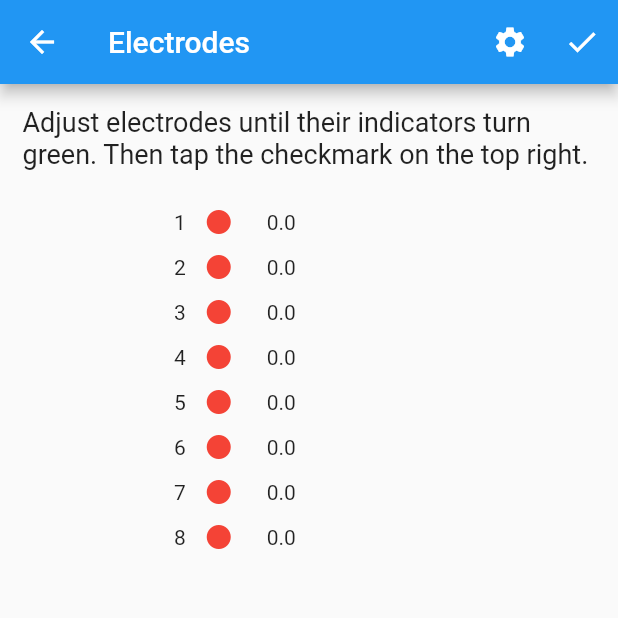
After one commit to CykoDev/SmartEEG, a Flutter app: the ElectrodesScreen screen opened by its route, on a phone screen of 412 x 824 dp, the top half of it. The commit adds this screen. Run offline on Flutter 3.47's test engine with Material 2 defaults, Android fonts, the phone set to English and light mode, and no system bars; our stand-ins replace csv, file_picker, settings_ui, syncfusion_flutter_charts, wakelock; missing offline and left inert: simple_permissions.

Commit message:
create electrodes screen, open csv file

```diff
--- a/eeglab/lib/data/variables.dart
+++ b/eeglab/lib/data/variables.dart
@@ -1,6 +1,7 @@
 import 'dart:io';
 
 String path = 'Tap to choose path...';
+bool pathChosen = false;
 File openedFile;
 String openedFileName;
 bool dyn = true;
--- a/eeglab/lib/main.dart
+++ b/eeglab/lib/main.dart
@@ -1,7 +1,7 @@
 import 'package:flutter/material.dart';
 
 import 'screens/channel_data_screen.dart';
-import 'screens/heatmap_screen.dart';
+import 'screens/electrodes_screen.dart';
 import 'screens/pairing_screen.dart';
 import 'screens/settings_screen.dart';
 import 'screens/signal_data_screen.dart';
@@ -24,7 +24,7 @@ class MyApp extends StatelessWidget {
         HomeScreen.routeName: (ctx) => HomeScreen(),
         CSVFileScreen.routeName: (ctx) => CSVFileScreen(),
         EEGFileScreen.routeName: (ctx) => EEGFileScreen(),
-        HeatmapScreen.routeName: (ctx) => HeatmapScreen(),
+        ElectrodesScreen.routeName: (ctx) => ElectrodesScreen(),
         PairingScreen.routeName: (ctx) => PairingScreen(),
         SettingsScreen.routeName: (ctx) => SettingsScreen(),
         SignalDataScreen.routeName: (ctx) => SignalDataScreen(),
--- /dev/null
+++ b/eeglab/lib/screens/electrodes_screen.dart
@@ -0,0 +1,295 @@
+import 'package:flutter/material.dart';
+import 'dart:math';
+import 'package:flutter/services.dart';
+import 'package:http/http.dart' as http;
+
+import '../models/EEGData.dart';
+
+import 'settings_screen.dart';
+import 'signal_data_screen.dart';
+import 'pairing_screen.dart';
+
+const MethodChannel signalPlatform =
+    MethodChannel("samples.flutter.dev/bluetooth");
+
+class ElectrodesScreen extends StatefulWidget {
+  static String routeName = '/heatmap';
+
+  @override
+  _ElectrodesScreenState createState() => _ElectrodesScreenState();
+}
+
+class _ElectrodesScreenState extends State<ElectrodesScreen> {
+  String _outputString = 'File Format';
+  double height = 30;
+  double width = 180;
+  List<double> _v = [0, 0, 0, 0, 0, 0, 0, 0];
+  List<bool> _b = [false, false, false, false, false, false, false, false];
+
+  int counter = 1;
+
+  @override
+  void initState() {
+    // TODO: implement initState
+    super.initState();
+
+    List<EEGData> list = [];
+
+    streamController.stream.listen((data) {
+      list.add(data);
+      if (counter == 100) {
+        List<double> sumSq = [0, 0, 0, 0, 0, 0, 0, 0];
+        for (EEGData item in list) {
+          for (int i = 0; i < 8; i++) {
+            sumSq[i] += pow(item.data[i] * 0.02235, 2);
+          }
+        }
+        List<bool> vals = [
+          false,
+          false,
+          false,
+          false,
+          false,
+          false,
+          false,
+          false
+        ];
+        for (int i = 0; i < 8; i++) {
+          sumSq[i] = sqrt(sumSq[i] / 100) / 0.006;
+          vals[i] = sumSq[i] < 7000;
+        }
+        list.removeAt(0);
+        setState(() {
+          _v = sumSq;
+          _b = vals;
+        });
+      } else {
+        counter += 1;
+      }
+    });
+  }
+
+  @override
+  Widget build(BuildContext context) {
+    return Scaffold(
+      appBar: AppBar(
+        leading: BackButton(),
+        title: Text(
+          'Electrodes',
+        ),
+        actions: <Widget>[
+          IconButton(
+            icon: Icon(
+              Icons.settings,
+            ),
+            onPressed: () =>
+                Navigator.of(context).pushNamed(SettingsScreen.routeName),
+          ),
+          IconButton(
+            icon: Icon(
+              Icons.check,
+            ),
+            onPressed: () async {
+              if (_b[0] &&
+                  _b[1] &&
+                  _b[2] &&
+                  _b[3] &&
+                  _b[4] &&
+                  _b[5] &&
+                  _b[6] &&
+                  _b[7]) {
+                String recvMsg =
+                    await signalPlatform.invokeMethod("sendSignal");
+                if (recvMsg == "Signal Sent") {
+                  Navigator.of(context).pushNamed(SignalDataScreen.routeName);
+                } else {
+                  ScaffoldMessenger.of(context).showSnackBar(SnackBar(
+                      content: Text(
+                    "Couldn't switch to EEG data signals",
+                  )));
+                }
+              } else {
+                ScaffoldMessenger.of(context).showSnackBar(SnackBar(
+                  content: Text("Electrodes aren't adjusted properly"),
+                  action: SnackBarAction(
+                      label: "IGNORE",
+                      onPressed: () => Navigator.of(context)
+                          .pushNamed(SignalDataScreen.routeName)),
+                ));
+              }
+            },
+          ),
+        ],
+      ),
+      body: Padding(
+        padding: const EdgeInsets.all(15.0),
+        child: Column(
+          crossAxisAlignment: CrossAxisAlignment.center,
+          children: [
+            Text(
+              "Adjust electrodes until their indicators turn green. Then tap the checkmark on the top right.",
+              style: TextStyle(
+                fontSize: 18,
+              ),
+            ),
+            SizedBox(
+              height: 20,
+            ),
+            Container(
+              alignment: Alignment.center,
+              height: height,
+              width: width,
+              child: Row(
+                children: [
+                  Text("1"),
+                  SizedBox(width: 10),
+                  Icon(
+                    Icons.fiber_manual_record_rounded,
+                    color: _b[0] ? Colors.green : Colors.red,
+                  ),
+                  SizedBox(
+                    width: 20,
+                  ),
+                  Text(_v[0].toString()),
+                ],
+              ),
+            ),
+            Container(
+              alignment: Alignment.center,
+              height: height,
+              width: width,
+              child: Row(
+                children: [
+                  Text("2"),
+                  SizedBox(width: 10),
+                  Icon(
+                    Icons.fiber_manual_record_rounded,
+                    color: _b[1] ? Colors.green : Colors.red,
+                  ),
+                  SizedBox(
+                    width: 20,
+                  ),
+                  Text(_v[1].toString()),
+                ],
+              ),
+            ),
+            Container(
+              alignment: Alignment.center,
+              height: height,
+              width: width,
+              child: Row(
+                children: [
+                  Text("3"),
+                  SizedBox(width: 10),
+                  Icon(
+                    Icons.fiber_manual_record_rounded,
+                    color: _b[2] ? Colors.green : Colors.red,
+                  ),
+                  SizedBox(
+                    width: 20,
+                  ),
+                  Text(_v[2].toString()),
+                ],
+              ),
+            ),
+            Container(
+              alignment: Alignment.center,
+              height: height,
+              width: width,
+              child: Row(
+                children: [
+                  Text("4"),
+                  SizedBox(width: 10),
+                  Icon(
+                    Icons.fiber_manual_record_rounded,
+                    color: _b[3] ? Colors.green : Colors.red,
+                  ),
+                  SizedBox(
+                    width: 20,
+                  ),
+                  Text(_v[3].toString()),
+                ],
+              ),
+            ),
+            Container(
+              alignment: Alignment.center,
+              height: height,
+              width: width,
+              child: Row(
+                children: [
+                  Text("5"),
+                  SizedBox(width: 10),
+                  Icon(
+                    Icons.fiber_manual_record_rounded,
+                    color: _b[4] ? Colors.green : Colors.red,
+                  ),
+                  SizedBox(
+                    width: 20,
+                  ),
+                  Text(_v[4].toString()),
+                ],
+              ),
+            ),
+            Container(
+              alignment: Alignment.center,
+              height: height,
+              width: width,
+              child: Row(
+                children: [
+                  Text("6"),
+                  SizedBox(width: 10),
+                  Icon(
+                    Icons.fiber_manual_record_rounded,
+                    color: _b[5] ? Colors.green : Colors.red,
+                  ),
+                  SizedBox(
+                    width: 20,
+                  ),
+                  Text(_v[5].toString()),
+                ],
+              ),
+            ),
+            Container(
+              alignment: Alignment.center,
+              height: height,
+              width: width,
+              child: Row(
+                children: [
+                  Text("7"),
+                  SizedBox(width: 10),
+                  Icon(
+                    Icons.fiber_manual_record_rounded,
+                    color: _b[6] ? Colors.green : Colors.red,
+                  ),
+                  SizedBox(
+                    width: 20,
+                  ),
+                  Text(_v[6].toString()),
+                ],
+              ),
+            ),
+            Container(
+              alignment: Alignment.center,
+              height: height,
+              width: width,
+              child: Row(
+                children: [
+                  Text("8"),
+                  SizedBox(width: 10),
+                  Icon(
+                    Icons.fiber_manual_record_rounded,
+                    color: _b[7] ? Colors.green : Colors.red,
+                  ),
+                  SizedBox(
+                    width: 20,
+                  ),
+                  Text(_v[7].toString()),
+                ],
+              ),
+            ),
+          ],
+        ),
+      ),
+    );
+  }
+}
--- a/eeglab/lib/screens/pairing_screen.dart
+++ b/eeglab/lib/screens/pairing_screen.dart
@@ -4,7 +4,7 @@ import 'package:eeglab/models/EEGData.dart';
 import 'package:flutter/material.dart';
 import 'package:flutter/services.dart';
 
-import 'heatmap_screen.dart';
+import 'electrodes_screen.dart';
 import '../data/variables.dart';
 
 const EventChannel _btStream = EventChannel('bluetoothDataStream');
@@ -116,7 +116,7 @@ class _PairingScreenState extends State<PairingScreen> {
             ElevatedButton(
               child: Text(device),
               onPressed: () =>
-                  Navigator.of(context).pushNamed(HeatmapScreen.routeName),
+                  Navigator.of(context).pushNamed(ElectrodesScreen.routeName),
             ),
         ],
       ),
--- a/eeglab/lib/screens/settings_screen.dart
+++ b/eeglab/lib/screens/settings_screen.dart
@@ -17,6 +17,7 @@ class _SettingsScreenState extends State<SettingsScreen> {
     String result = await FilePicker.platform.getDirectoryPath();
     setState(() {
       path = result;
+      pathChosen = true;
     });
   }
 
```
Also changed, not shown: eeglab/lib/screens/edf_file_screen.dart (renamed from eeglab/lib/screens/heatmap_screen.dart, +9 -41 lines), eeglab/lib/screens/home_screen.dart (+7 -2 lines), eeglab/lib/screens/signal_data_screen.dart (+95 -24 lines).
